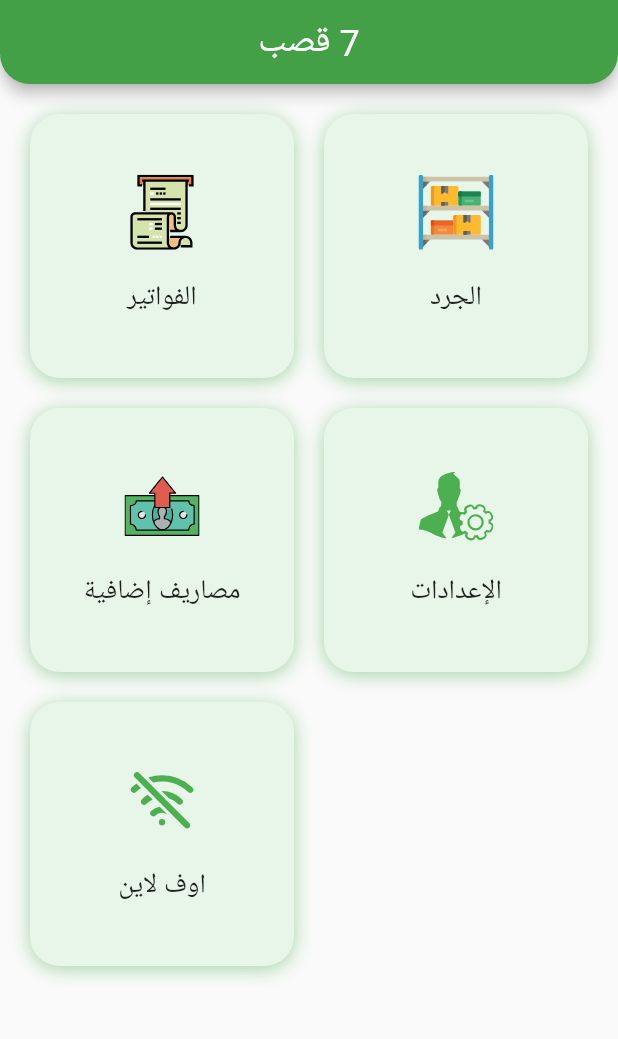
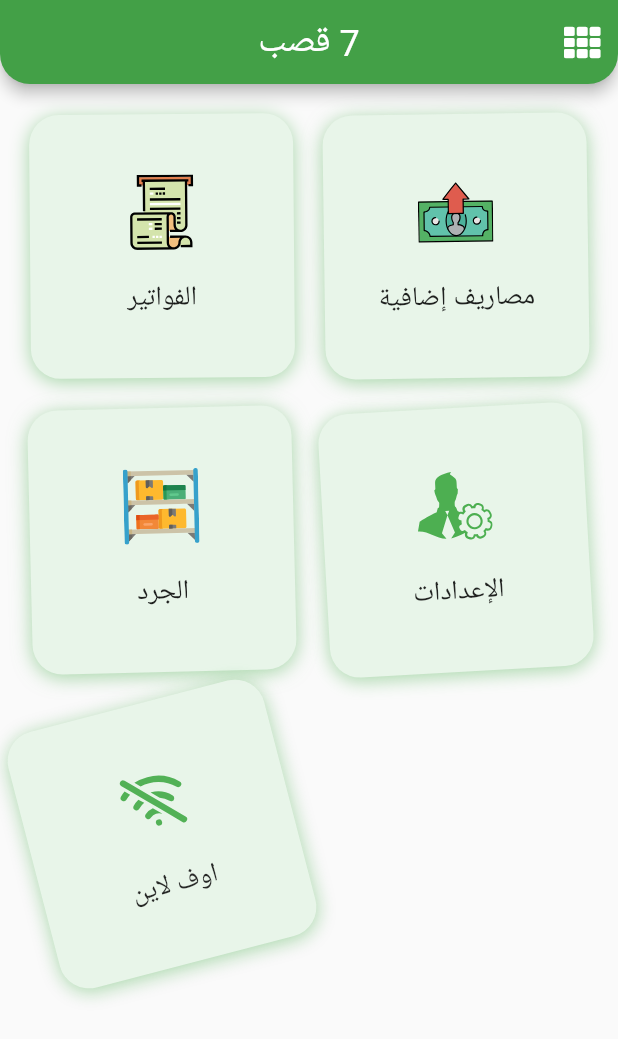
Before and after one commit to ragabelsayed/SevenKasb, a Flutter app: the MainScreen screen opened directly, on a phone screen of 412 x 824 dp. Shown: the top 1039 px of the screen. Run offline on Flutter 3.47's test engine with Material 2 defaults, Android fonts, the phone set to English and light mode, and no system bars; our stand-ins replace flutter_riverpod, flutter_svg, flutter_zoom_drawer, fluttertoast, font_awesome_flutter, shared_preferences; accounts and stored records are empty.

Commit message:
finish main animation

```diff
--- a/sugarcane_juice_app/lib/screens/main/main_screen.dart
+++ b/sugarcane_juice_app/lib/screens/main/main_screen.dart
@@ -1,6 +1,7 @@
 import 'package:flutter/material.dart';
 import 'package:flutter_svg/flutter_svg.dart';
 import 'package:flutter_riverpod/flutter_riverpod.dart';
+import 'package:font_awesome_flutter/font_awesome_flutter.dart';
 import '/config/routes.dart';
 import '/screens/home_screen.dart';
 import '/screens/menu/menu_screen.dart';
@@ -8,8 +9,39 @@ import '/widget/dialog_title.dart';
 import '/config/constants.dart';
 import '/config/palette.dart';
 
-class MainScreen extends StatelessWidget {
+class MainScreen extends StatefulWidget {
   const MainScreen({Key? key}) : super(key: key);
+
+  @override
+  State<MainScreen> createState() => _MainScreenState();
+}
+
+class _MainScreenState extends State<MainScreen>
+    with SingleTickerProviderStateMixin {
+  late AnimationController _animationController;
+  bool _isList = false;
+  late Widget _bodyList;
+
+  @override
+  void initState() {
+    super.initState();
+    _animationController = AnimationController(
+      vsync: this,
+      duration: const Duration(milliseconds: 2000),
+    );
+    _bodyList = CardList(_animationController, _isList);
+  }
+
+  @override
+  void dispose() {
+    _animationController.dispose();
+    super.dispose();
+  }
+
+  Future<bool> _getData() async {
+    await Future.delayed(const Duration(milliseconds: 50));
+    return true;
+  }
 
   @override
   Widget build(BuildContext context) {
@@ -23,34 +55,53 @@ class MainScreen extends StatelessWidget {
           style: AppConstants.appBarTitle,
         ),
         centerTitle: true,
+        actions: [
+          IconButton(
+            icon:
+                FaIcon(_isList ? FontAwesomeIcons.listUl : FontAwesomeIcons.th),
+            onPressed: () {
+              setState(() => _isList = !_isList);
+              _animationController.reverse().then((value) {
+                if (!mounted) {
+                  return;
+                }
+                setState(() {
+                  _bodyList = CardList(_animationController, _isList);
+                });
+              });
+            },
+          ),
+        ],
         shape: AppConstants.appBarBorder,
       ),
-      body: CardList(),
+      body: FutureBuilder(
+          future: _getData(),
+          builder: (context, snapshot) {
+            return _bodyList;
+          }),
     );
   }
 }
 
-class CardList extends StatefulWidget {
-  const CardList({Key? key}) : super(key: key);
-  @override
-  State<CardList> createState() => _CardListState();
-}
+class CardList extends StatelessWidget {
+  final AnimationController _controller;
+  final bool _isList;
+  const CardList(this._controller, this._isList);
 
-class _CardListState extends State<CardList> {
   @override
   Widget build(BuildContext context) {
-    List<Map<String, dynamic>> cardList = [
+    List<Map<String, dynamic>> _cardList = [
       {
         'name': 'الفواتير',
         'image': 'assets/images/invoice-bill.svg',
         'route': MenuItems.bills
       },
-      {'name': 'الجرد', 'image': 'assets/images/stock.svg'},
       {
         'name': 'مصاريف إضافية',
         'image': 'assets/images/money.svg',
         'route': MenuItems.extra
       },
+      {'name': 'الجرد', 'image': 'assets/images/stock.svg'},
       {
         'name': 'الإعدادات',
         'image': 'assets/images/user-settings.svg',
@@ -59,15 +110,30 @@ class _CardListState extends State<CardList> {
       {'name': 'اوف لاين', 'image': 'assets/images/wifi-off.svg'},
     ];
     return GridView.builder(
-      itemCount: cardList.length,
+      itemCount: _cardList.length,
       padding: const EdgeInsets.symmetric(horizontal: 20, vertical: 20),
-      gridDelegate: const SliverGridDelegateWithFixedCrossAxisCount(
-        crossAxisCount: 2,
+      gridDelegate: SliverGridDelegateWithFixedCrossAxisCount(
+        crossAxisCount: _isList ? 1 : 2,
         crossAxisSpacing: 20,
+        childAspectRatio: _isList ? 2 : 1,
         mainAxisSpacing: 20,
       ),
       itemBuilder: (context, i) {
-        return CardView(card: cardList[i]);
+        final int count = _cardList.length > 10 ? 10 : _cardList.length;
+        final Animation<double> animation =
+            Tween<double>(begin: 0.0, end: 1.0).animate(
+          CurvedAnimation(
+            parent: _controller,
+            curve: Interval((1 / count) * i, 1.0, curve: Curves.fastOutSlowIn),
+          ),
+        );
+
+        _controller.forward();
+        return CardView(
+          card: _cardList[i],
+          animationController: _controller,
+          animation: animation,
+        );
       },
     );
   }
@@ -75,11 +141,23 @@ class _CardListState extends State<CardList> {
 
 class CardView extends StatelessWidget {
   final Map<String, dynamic> card;
-  const CardView({required this.card});
+  final AnimationController animationController;
+  final Animation<double> animation;
+  const CardView({
+    required this.card,
+    required this.animationController,
+    required this.animation,
+  });
 
   @override
   Widget build(BuildContext context) {
-    return InkWell(
+    return AnimatedBuilder(
+      animation: animationController,
+      builder: (context, child) => FadeTransition(
+        opacity: animation,
+        child: RotationTransition(
+          turns: animation,
+          child: InkWell(
             onTap: () {
               Navigator.pushReplacementNamed(context, HomeScreen.routName);
               context.read(menuItemProvider.notifier).setItem(card['route']);
@@ -121,6 +199,9 @@ class CardView extends StatelessWidget {
                 ],
               ),
             ),
+          ),
+        ),
+      ),
     );
   }
 }
```
Lines whose indentation alone changed are shown as unchanged.
